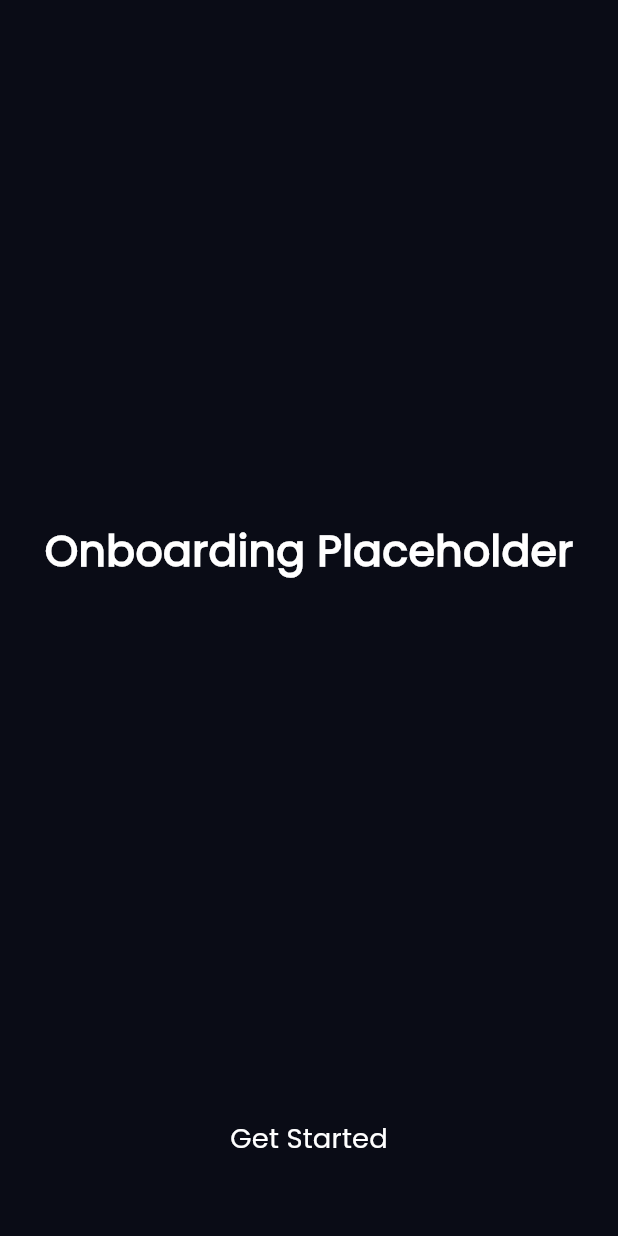
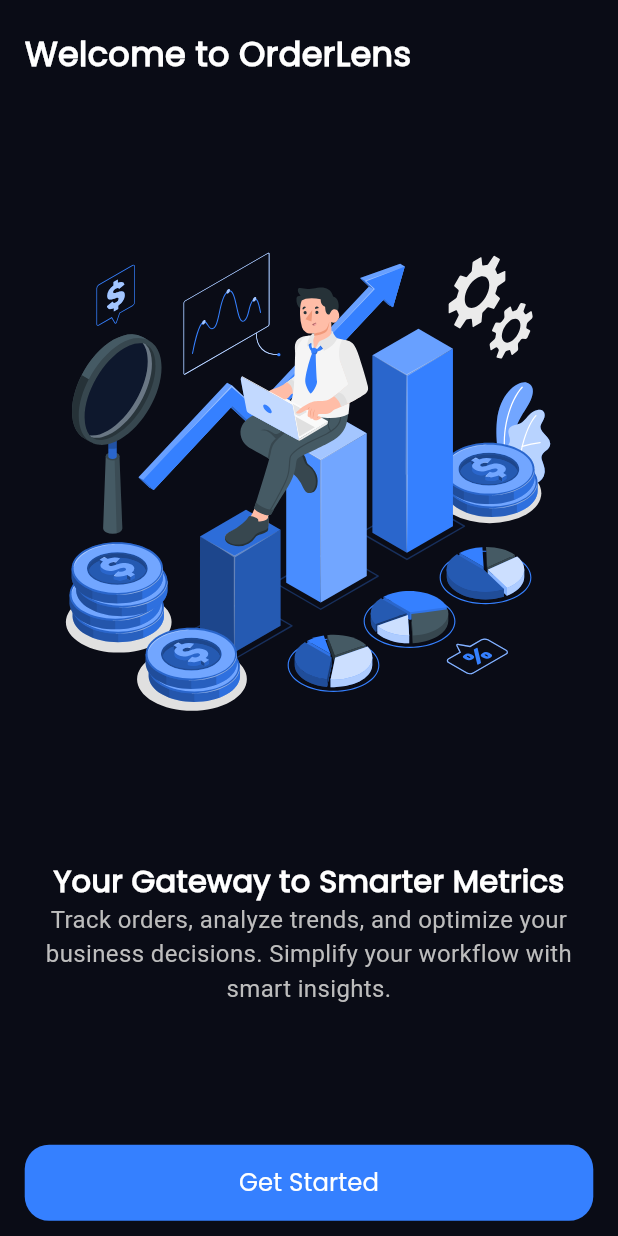
Before and after one commit to MostafaHamed-W/orderlens, a Flutter app: the screen it shows after launch, on a phone screen of 412 x 824 dp. Run offline on Flutter 3.47's test engine with Material 3 defaults, Android fonts, the light colour scheme and no system bars; our stand-ins replace flutter_screenutil, flutter_secure_storage, flutter_svg, percent_indicator, shared_preferences.

Commit message:
added onboarding screen deisgn added app images class refactored metrics page

```diff
--- /dev/null
+++ b/lib/core/theming/app_images.dart
@@ -0,0 +1,6 @@
+class AppImages {
+  static const String coreImagesPath = 'assets/images/';
+
+  /// OnBoarding
+  static const String onBoarding = '${coreImagesPath}onboarding.svg';
+}
--- a/lib/core/theming/styles.dart
+++ b/lib/core/theming/styles.dart
@@ -19,6 +19,12 @@ class TextStyles {
   );
   static TextStyle font24SemiBold = TextStyle(
     fontSize: 24.sp,
+    fontWeight: FontWeightHelper.semiBold,
+    color: ColorsManager.white,
+    fontFamily: FontsManager.poppins,
+  );
+  static TextStyle font22SemiBold = TextStyle(
+    fontSize: 22.sp,
     fontWeight: FontWeightHelper.semiBold,
     color: ColorsManager.white,
     fontFamily: FontsManager.poppins,
--- /dev/null
+++ b/lib/core/widgets/custom_text_button.dart
@@ -0,0 +1,62 @@
+import 'package:flutter/material.dart';
+import 'package:flutter_screenutil/flutter_screenutil.dart';
+import 'package:orderlens/core/theming/colors_manager.dart';
+import 'package:orderlens/core/theming/styles.dart';
+
+class CustomTextButton extends StatelessWidget {
+  final double? borderRaius;
+  final Color? backgroundColor;
+  final double? horizentalPadding;
+  final double? verticalPadding;
+  final double? buttonWidth;
+  final double? buttonHeight;
+  final VoidCallback onPressed;
+  final String buttonText;
+  final TextStyle? buttonTextStyle;
+
+  const CustomTextButton({
+    super.key,
+    this.borderRaius,
+    this.backgroundColor,
+    this.horizentalPadding,
+    this.verticalPadding,
+    this.buttonWidth,
+    this.buttonHeight,
+    this.buttonTextStyle,
+    required this.buttonText,
+    required this.onPressed,
+  });
+
+  @override
+  Widget build(BuildContext context) {
+    return TextButton(
+      style: ButtonStyle(
+        shape: WidgetStatePropertyAll(
+          RoundedRectangleBorder(
+            borderRadius: BorderRadius.circular(borderRaius ?? 16.r),
+          ),
+        ),
+        backgroundColor: WidgetStatePropertyAll(
+          backgroundColor ?? ColorsManager.primaryBlue,
+        ),
+        padding: WidgetStatePropertyAll(
+          EdgeInsets.symmetric(
+            vertical: verticalPadding?.h ?? 14.h,
+            horizontal: horizentalPadding?.w ?? 12.w,
+          ),
+        ),
+        fixedSize: WidgetStatePropertyAll(
+          Size(
+            buttonWidth?.w ?? double.maxFinite,
+            buttonHeight?.h ?? 50.h,
+          ),
+        ),
+      ),
+      onPressed: onPressed,
+      child: Text(
+        buttonText,
+        style: buttonTextStyle ?? TextStyles.font16Regular,
+      ),
+    );
+  }
+}
--- a/lib/features/dashboard/ui/metrics_page.dart
+++ b/lib/features/dashboard/ui/metrics_page.dart
@@ -55,6 +55,7 @@ class MetricsPage extends StatelessWidget {
                 details: '• 80 Active  • 9 InActive'.hardcoded,
                 icon: Icons.undo,
               ),
+              verticalHight(20),
             ],
           ),
         ),
--- a/lib/features/dashboard/ui/widgets/circular_perecent_section.dart
+++ b/lib/features/dashboard/ui/widgets/circular_perecent_section.dart
@@ -1,5 +1,6 @@
 import 'package:flutter/material.dart';
 import 'package:flutter_screenutil/flutter_screenutil.dart';
+import 'package:orderlens/core/helpers/extensions.dart';
 import 'package:orderlens/core/helpers/spacing.dart';
 import 'package:orderlens/core/theming/colors_manager.dart';
 import 'package:orderlens/core/theming/styles.dart';
@@ -26,8 +27,8 @@ class CircularPerecentSection extends StatelessWidget {
           children: [
             // Only returned
             CircularPercentIndicator(
-              radius: 120.0,
-              lineWidth: 30.0,
+              radius: 110.0.r,
+              lineWidth: 30.0.w,
               percent: 1.0, // Full circle
               progressColor: ColorsManager.primaryGreen,
               backgroundColor: Colors.transparent,
@@ -36,8 +37,8 @@ class CircularPerecentSection extends StatelessWidget {
 
             // Ordered + Delivered
             CircularPercentIndicator(
-              radius: 120.0,
-              lineWidth: 30.0,
+              radius: 110.0.r,
+              lineWidth: 30.0.w,
               percent: orderedPercentage + deliveredPercentage,
               progressColor: ColorsManager.primaryBlue,
               backgroundColor: Colors.transparent,
@@ -46,8 +47,8 @@ class CircularPerecentSection extends StatelessWidget {
 
             // Only Ordered
             CircularPercentIndicator(
-              radius: 120.0,
-              lineWidth: 30.0,
+              radius: 110.0.r,
+              lineWidth: 30.0.w,
               percent: orderedPercentage,
               progressColor: ColorsManager.primaryYellow,
               backgroundColor: Colors.transparent,
@@ -57,19 +58,12 @@ class CircularPerecentSection extends StatelessWidget {
               mainAxisAlignment: MainAxisAlignment.center,
               children: [
                 Text(
-                  '${(orderedPercentage + deliveredPercentage + returnedPercentage) * 100}%',
-                  style: const TextStyle(
-                    fontSize: 28,
-                    fontWeight: FontWeight.bold,
-                    color: Colors.white,
-                  ),
+                  '${(deliveredPercentage) * 100}%',
+                  style: TextStyles.font20SemiBold,
                 ),
-                const Text(
-                  'Complete',
-                  style: TextStyle(
-                    fontSize: 16,
-                    color: Colors.grey,
-                  ),
+                Text(
+                  'Delivered'.hardcoded,
+                  style: TextStyles.font16Regular.copyWith(color: ColorsManager.lightGrey),
                 ),
               ],
             ),
--- a/lib/features/onboarding/ui/onboarding_screen.dart
+++ b/lib/features/onboarding/ui/onboarding_screen.dart
@@ -1,9 +1,13 @@
 import 'package:flutter/material.dart';
+import 'package:flutter_screenutil/flutter_screenutil.dart';
+import 'package:flutter_svg/svg.dart';
 import 'package:orderlens/core/helpers/extensions.dart';
 import 'package:orderlens/core/helpers/spacing.dart';
 import 'package:orderlens/core/routing/routes.dart';
-import 'package:orderlens/core/theming/colors_manager.dart';
+import 'package:orderlens/core/theming/app_images.dart';
 import 'package:orderlens/core/theming/styles.dart';
+import 'package:orderlens/core/widgets/custom_text_button.dart';
+
 
 class OnboardingScreen extends StatelessWidget {
   const OnboardingScreen({super.key});
@@ -11,25 +15,50 @@ class OnboardingScreen extends StatelessWidget {
   @override
   Widget build(BuildContext context) {
     return Scaffold(
-      body: Column(
+      body: SafeArea(
+        child: Padding(
+          padding: EdgeInsets.symmetric(horizontal: 15.w),
+          child: Column(
             children: [
               Expanded(
-            child: Center(
+                child: SingleChildScrollView(
+                  child: Column(
+                    crossAxisAlignment: CrossAxisAlignment.start,
+                    children: [
+                      verticalHight(20),
+                      Text(
+                        'Welcome to OrderLens'.hardcoded,
+                        style: TextStyles.font22SemiBold,
+                        textAlign: TextAlign.left,
+                      ),
+                      verticalHight(20),
+                      Padding(
+                        padding: const EdgeInsets.symmetric(horizontal: 10.0),
+                        child: SvgPicture.asset(AppImages.onBoarding),
+                      ),
+                      Center(
                         child: Text(
-                'Onboarding Placeholder'.hardcoded,
-                style: TextStyles.font28SemiBold,
+                          'Your Gateway to Smarter Metrics'.hardcoded,
+                          style: TextStyles.font20SemiBold,
+                          textAlign: TextAlign.center,
+                        ),
+                      ),
+                      Center(
+                        child: Text(
+                          'Track orders, analyze trends, and optimize your business decisions. Simplify your workflow with smart insights.'.hardcoded,
+                          style: TextStyle(fontSize: 16, color: Colors.grey[400]),
+                          textAlign: TextAlign.center,
+                        ),
+                      ),
+                    ],
                   ),
                 ),
               ),
-          TextButton(
-            onPressed: () => context.pushNamed(Routes.dashboardScreen),
-            child: Text(
-              'Get Started'.hardcoded,
-              style: TextStyles.font18Regular.copyWith(color: ColorsManager.white),
+              CustomTextButton(buttonText: "Get Started".hardcoded, onPressed: () => context.pushNamed(Routes.dashboardScreen)),
+              verticalHight(10),
+            ],
           ),
         ),
-          verticalHight(40),
-        ],
       ),
     );
   }
```
Also changed, not shown: assets/images/onboarding.svg (added). Lines whose indentation alone changed are shown as unchanged.
